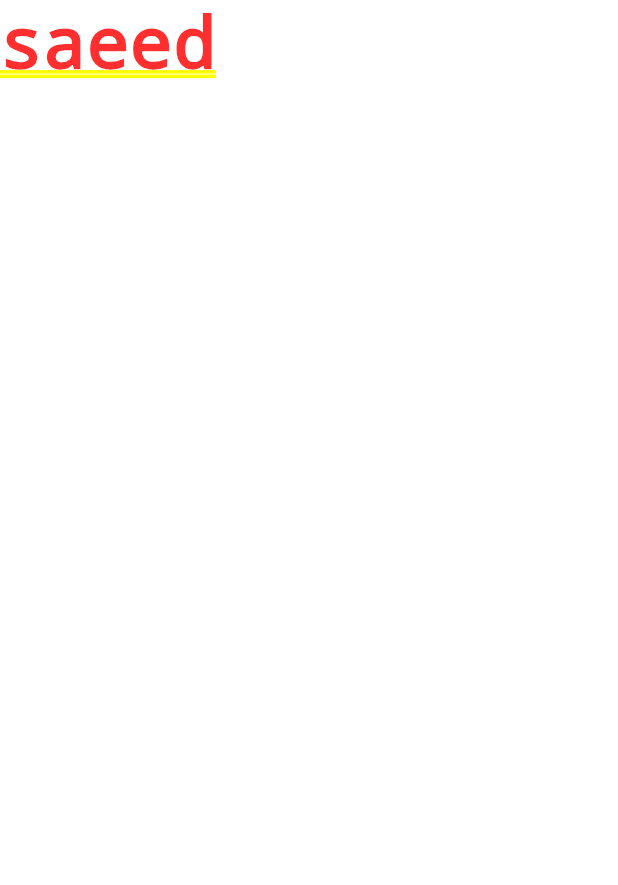
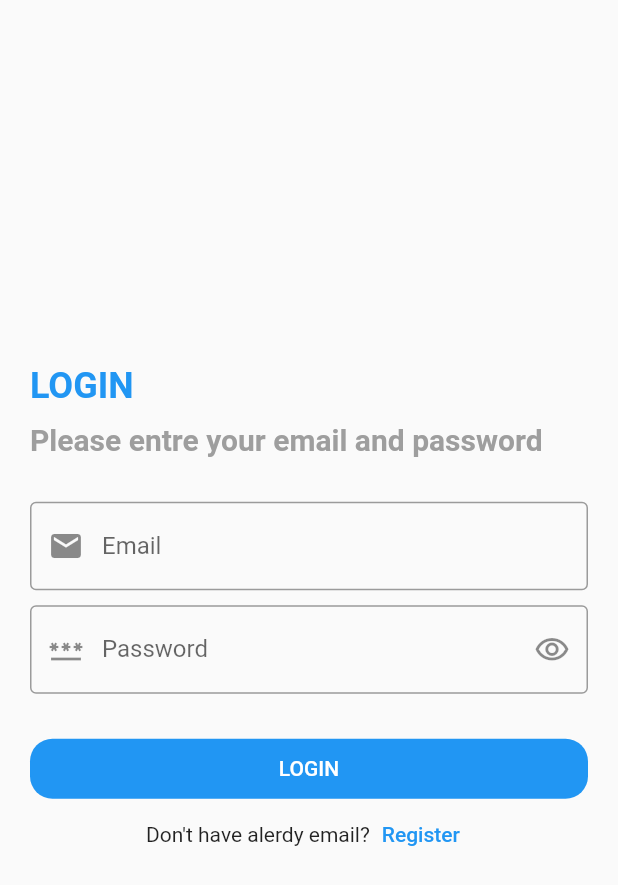
Before and after one commit to saeedBark/scoial_app, a Flutter app: the screen it shows after launch, on a phone screen of 412 x 824 dp. Shown: the top 885 px of the screen. Run offline on Flutter 3.47's test engine with Material 2 defaults, Android fonts, the phone set to English and light mode, and no system bars; our stand-ins replace bloc, conditional_builder, firebase_auth, firebase_core, flutter_bloc, fluttertoast; accounts and stored records are empty.

Commit message:
login & register

```diff
--- /dev/null
+++ b/lib/componets/componets.dart
@@ -0,0 +1,79 @@
+import 'package:flutter/material.dart';
+import 'package:social_app/style/colors.dart';
+
+Widget defaultText(
+    { String text,
+      double fontSize,
+      FontWeight fontWeidght,
+      Color color}) {
+  return Text(
+    text,
+    style: TextStyle(
+      color: color,
+      fontWeight: fontWeidght,
+      fontSize: fontSize,
+    ),
+  );
+}
+
+////////// default FormFile//////////
+Widget defaultFormFile({
+ @ required TextEditingController controller,
+  Function onsubmit,
+  @required String lable,
+  @required IconData prefix,
+  Function onTap,
+  TextInputType type,
+  @required Function validator,
+  IconData suffix,
+  bool enable = true,
+  bool isPassword = false,
+}) =>
+    TextFormField(
+      controller: controller,
+      obscureText: isPassword,
+      keyboardType: type,
+      onFieldSubmitted: onsubmit,
+      validator:validator,
+      onTap: onTap,
+      enabled: enable,
+      decoration: InputDecoration(
+        labelText: lable,
+        prefixIcon: Icon(prefix),
+        suffixIcon: suffix != null ? Icon(suffix) : null,
+        border: OutlineInputBorder(),
+      ),
+    );
+////////////////
+Future navigatorAndReplace(context , widget) =>  Navigator.
+pushAndRemoveUntil(context, MaterialPageRoute(builder: (contex) => widget ), (route) => false);
+/////////
+
+
+Widget defaultButton({
+  Color color = defaultColor,
+  double width = double.infinity,
+  double raduis = 15,
+  bool isUpperCase = true,
+  @required Function fanction,
+  @required String text,
+}) {
+  return Container(
+    height: 40,
+    width: width,
+    child: MaterialButton(
+      onPressed: () {
+        fanction();
+      },
+      child: Text(
+        isUpperCase ? text.toUpperCase() : text,
+        style: TextStyle(color: Colors.white),
+      ),
+    ),
+    decoration: BoxDecoration(
+      borderRadius: BorderRadius.circular(raduis),
+      color: color,
+    ),
+  );
+}
+/////////
--- a/lib/main.dart
+++ b/lib/main.dart
@@ -1,11 +1,17 @@
+import 'package:firebase_core/firebase_core.dart';
 import 'package:flutter/material.dart';
-import 'package:social_app/layout/layout.dart';
+import 'package:flutter_bloc/flutter_bloc.dart';
+import 'package:social_app/screen/login/login_screen.dart';
+import 'package:social_app/style/bloc_observe.dart';
 
-void main() {
-  runApp( MyApp());
+void main() async{
+  WidgetsFlutterBinding.ensureInitialized();
+  Bloc.observer = MyBlocObserver();
+  await Firebase.initializeApp();
+  runApp( SocialApp());
 }
 
-class MyApp extends StatelessWidget {
+class SocialApp extends StatelessWidget {
 
 
   // This widget is the root of your application.
@@ -14,7 +20,7 @@ class MyApp extends StatelessWidget {
     return MaterialApp(
       debugShowCheckedModeBanner: false,
 
-      home:  LayoutScreen(),
+      home:  LoginScreen(),
     );
   }
 }
--- /dev/null
+++ b/lib/screen/login/cubit/cubit.dart
@@ -0,0 +1,37 @@
+import 'package:firebase_auth/firebase_auth.dart';
+import 'package:flutter/material.dart';
+import 'package:flutter_bloc/flutter_bloc.dart';
+import 'package:social_app/screen/login/cubit/state.dart';
+
+class LoginCubit extends Cubit<LoginState> {
+ LoginCubit() : super(LoginInitialState());
+
+  static LoginCubit get(context) => BlocProvider.of(context);
+
+  IconData suffix = Icons.visibility_outlined;
+  bool isPassword = true;
+  void changPasswordShow() {
+    isPassword = !isPassword;
+    suffix =
+    isPassword ? Icons.visibility_outlined : Icons.visibility_off_outlined;
+
+    emit(LoginChangePasswordShowState());
+  }
+
+
+  void userLogin({
+    @required String email,
+    @required String password,
+  }) {
+    emit(LoginLoadingState());
+    FirebaseAuth.instance.signInWithEmailAndPassword(email: email, password: password)
+   .then((value) {
+
+print(value.user.email);
+      emit(LoginSuccessState());
+    }).catchError((error) {
+      print(error.toString());
+      emit(LoginErrorState(error.toString()));
+    });
+  }
+}
--- /dev/null
+++ b/lib/screen/login/cubit/state.dart
@@ -0,0 +1,28 @@
+
+
+abstract class LoginState{}
+
+class LoginInitialState extends LoginState{}
+
+class LoginChangePageState extends LoginState{}
+
+class LoginChangePasswordShowState extends LoginState{}
+
+/////////// userDataPost/////
+class LoginLoadingState extends LoginState{}
+
+class LoginSuccessState extends LoginState{
+  // late UserLoginModel mod;
+  //
+  // LoginSuccessState(this.mod);
+
+}
+
+class LoginErrorState extends LoginState{
+  final String error;
+
+  LoginErrorState(this.error);
+
+}
+
+///////////
--- /dev/null
+++ b/lib/screen/login/login_screen.dart
@@ -0,0 +1,143 @@
+import 'package:conditional_builder/conditional_builder.dart';
+import 'package:flutter/material.dart';
+import 'package:flutter_bloc/flutter_bloc.dart';
+import 'package:fluttertoast/fluttertoast.dart';
+import 'package:social_app/componets/componets.dart';
+import 'package:social_app/screen/login/cubit/cubit.dart';
+import 'package:social_app/screen/login/cubit/state.dart';
+import 'package:social_app/screen/register/register_screen.dart';
+import 'package:social_app/style/colors.dart';
+
+class LoginScreen extends StatelessWidget {
+  var formkey = GlobalKey<FormState>();
+  var emailController = TextEditingController();
+  var passwordController = TextEditingController();
+
+  @override
+  Widget build(BuildContext context) {
+    return BlocProvider(
+      create: (context) => LoginCubit(),
+      child: BlocConsumer<LoginCubit, LoginState>(
+        listener: (context, state) {
+         if(state is LoginErrorState){
+           Fluttertoast.showToast(
+               msg: "This is Center Short Toast",
+               toastLength: Toast.LENGTH_SHORT,
+               gravity: ToastGravity.CENTER,
+               timeInSecForIosWeb: 1,
+               backgroundColor: Colors.red,
+               textColor: Colors.white,
+               fontSize: 16.0
+           );
+         }
+        },
+        builder: (context, state) {
+          var cubit = LoginCubit.get(context);
+          return Scaffold(
+         //   appBar: AppBar(),
+            body: Center(
+              child: SingleChildScrollView(
+                child: Padding(
+                  padding: const EdgeInsets.all(20.0),
+                  child: Form(
+                    key: formkey,
+                    child: Column(
+                      crossAxisAlignment: CrossAxisAlignment.start,
+                      children: [
+                        defaultText(
+                            text: 'LOGIN',
+                            fontSize: 24,
+                            fontWeidght: FontWeight.bold,
+                            color: defaultColor,
+                        ),
+                        const SizedBox(
+                          height: 10,
+                        ),
+                        defaultText(
+                            text: 'Please entre your email and password ',
+                            fontSize: 20,
+                            fontWeidght: FontWeight.bold,
+                            color: Colors.grey),
+                        const SizedBox(
+                          height: 30,
+                        ),
+                        defaultFormFile(
+                          controller: emailController,
+                          type: TextInputType.emailAddress,
+                          validator: (value) {
+                            if (value.isEmpty) {
+                              return 'Please you must fill email here..';
+                            }
+                            return null;
+                          },
+                          lable: 'Email',
+                          prefix: Icons.email,
+                        ),
+                        const SizedBox(
+                          height: 10,
+                        ),
+                        defaultFormFile(
+                          controller: passwordController,
+                          isPassword: cubit.isPassword,
+                          validator: (value) {
+                            if (value.isEmpty) {
+                              return 'Please you must fill password here..';
+                            }
+                            return null;
+                          },
+                          suffix: cubit.suffix,
+                          onTap: () {
+                            cubit.changPasswordShow();
+                          },
+                          lable: 'Password',
+                          prefix: Icons.password,
+                        ),
+                        const SizedBox(
+                          height: 30,
+                        ),
+                        ConditionalBuilder(
+                          condition: state is! LoginLoadingState,
+                          builder: (context) =>
+                              defaultButton(
+                                fanction: () {
+                                  if (formkey.currentState.validate()) {
+                                    cubit.userLogin(
+                                        email: emailController.text,
+                                        password: passwordController.text);
+                                    //  print('saeed');
+                                    // navigatorAndReplace(context, LayoutScreen());
+                                  }
+                                },
+                                text: 'LOgin',
+                                isUpperCase: true,
+                              ),
+                          fallback: (context) =>
+                          const Center(child: CircularProgressIndicator()),
+                        ),
+                        Row(
+                          mainAxisAlignment: MainAxisAlignment.center,
+                          children: [
+                            defaultText(
+                              text: "Don't have alerdy email?",
+                            ),
+                            TextButton(
+                                onPressed: () {
+                                  navigatorAndReplace(
+                                      context, RegisterScreen());
+                                },
+                                child: defaultText(
+                                    text: 'Register', color: defaultColor)),
+                          ],
+                        )
+                      ],
+                    ),
+                  ),
+                ),
+              ),
+            ),
+          );
+        },
+      ),
+    );
+  }
+}
--- /dev/null
+++ b/lib/style/colors.dart
@@ -0,0 +1,2 @@
+import 'package:flutter/material.dart';
+const  defaultColor = Colors.blue;
```
Also changed, not shown: lib/screen/register/cubit/cubit.dart (added, +41 -0 lines), lib/screen/register/cubit/state.dart (added, +26 -0 lines), lib/screen/register/register_screen.dart (added, +143 -0 lines), lib/style/bloc_observe.dart (added, +27 -0 lines), pubspec.yaml (+8 -0 lines), pubspec.lock, 3 other files.
